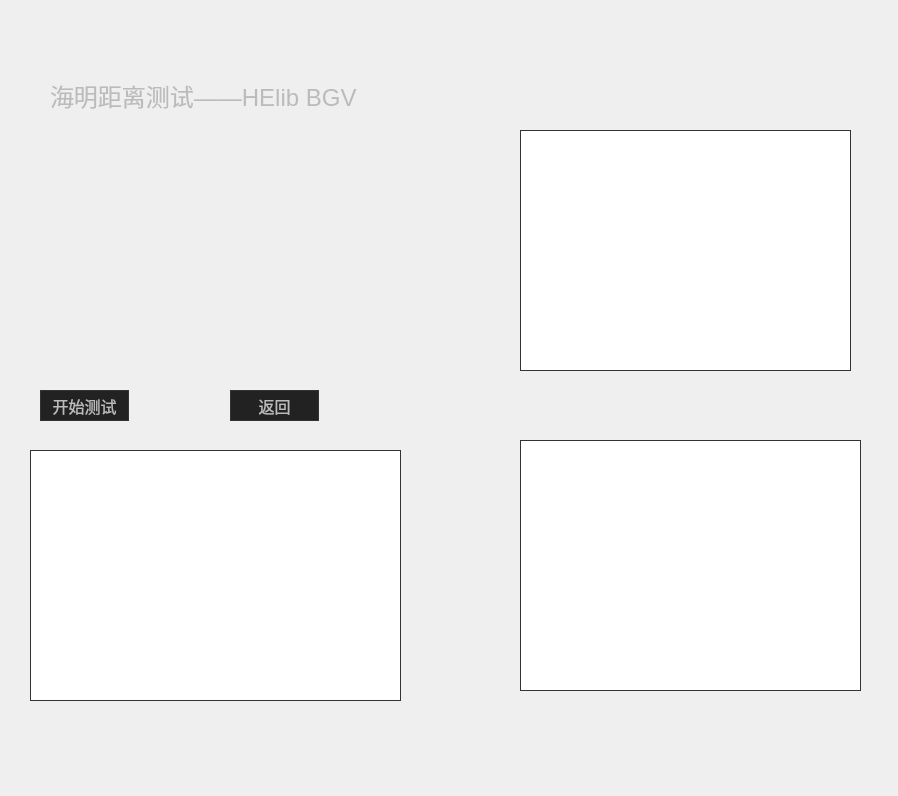
The window that src/hamminghelib.ui (YiJingGuo/HEBenchmark) describes before a commit, drawn with Qt 5.
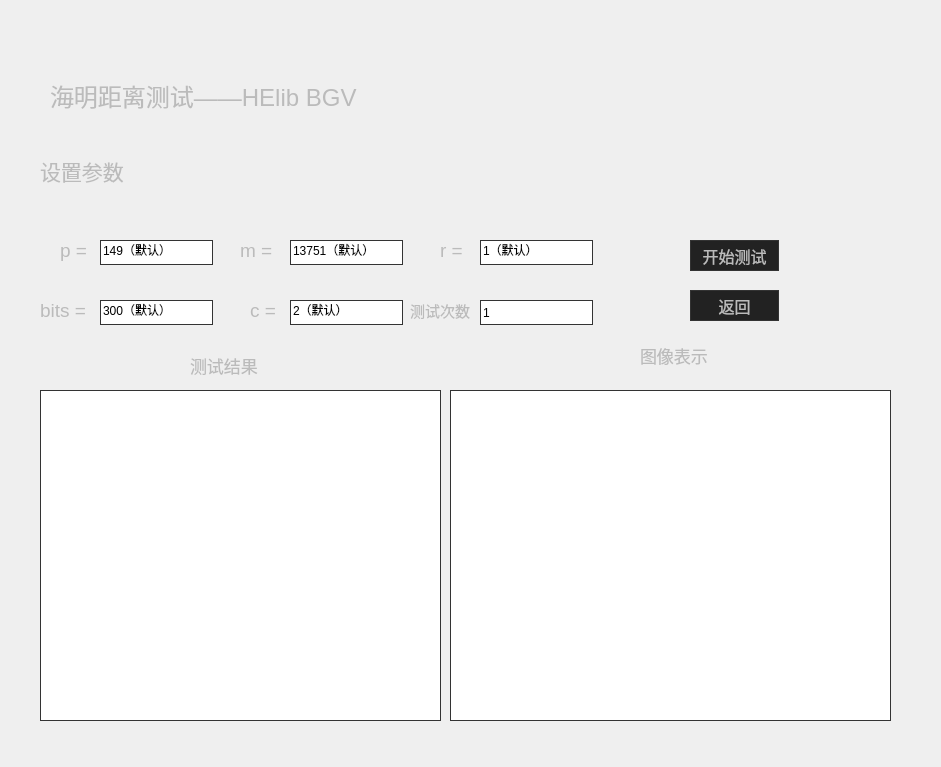
The same window after the commit. Custom widgets are drawn as their Qt base class.

The edit to the form file:
```diff
--- a/src/hamminghelib.ui
+++ b/src/hamminghelib.ui
@@ -6,8 +6,8 @@
    <rect>
     <x>0</x>
     <y>0</y>
-    <width>898</width>
-    <height>796</height>
+    <width>941</width>
+    <height>767</height>
    </rect>
   </property>
   <property name="windowTitle">
@@ -87,8 +87,8 @@
   <widget class="QPushButton" name="pushButton">
    <property name="geometry">
     <rect>
-     <x>40</x>
-     <y>390</y>
+     <x>690</x>
+     <y>240</y>
      <width>89</width>
      <height>31</height>
     </rect>
@@ -106,8 +106,8 @@
   <widget class="QPushButton" name="pushButton_2">
    <property name="geometry">
     <rect>
-     <x>230</x>
-     <y>390</y>
+     <x>690</x>
+     <y>290</y>
      <width>89</width>
      <height>31</height>
     </rect>
@@ -125,33 +125,335 @@
   <widget class="QtCharts::QChartView" name="graphicsView">
    <property name="geometry">
     <rect>
-     <x>30</x>
-     <y>450</y>
-     <width>371</width>
-     <height>251</height>
-    </rect>
-   </property>
-  </widget>
-  <widget class="QtCharts::QChartView" name="graphicsView_2">
-   <property name="geometry">
-    <rect>
-     <x>520</x>
-     <y>440</y>
-     <width>341</width>
-     <height>251</height>
+     <x>450</x>
+     <y>390</y>
+     <width>441</width>
+     <height>331</height>
     </rect>
    </property>
   </widget>
   <widget class="QTextEdit" name="result">
    <property name="geometry">
     <rect>
-     <x>520</x>
-     <y>130</y>
-     <width>331</width>
-     <height>241</height>
+     <x>40</x>
+     <y>390</y>
+     <width>401</width>
+     <height>331</height>
     </rect>
    </property>
   </widget>
+  <widget class="QLineEdit" name="SetR">
+   <property name="geometry">
+    <rect>
+     <x>480</x>
+     <y>240</y>
+     <width>113</width>
+     <height>25</height>
+    </rect>
+   </property>
+   <property name="text">
+    <string>1（默认）</string>
+   </property>
+  </widget>
+  <widget class="QLineEdit" name="pri">
+   <property name="geometry">
+    <rect>
+     <x>100</x>
+     <y>240</y>
+     <width>113</width>
+     <height>25</height>
+    </rect>
+   </property>
+   <property name="text">
+    <string>149（默认）</string>
+   </property>
+  </widget>
+  <widget class="QLabel" name="label_5">
+   <property name="geometry">
+    <rect>
+     <x>240</x>
+     <y>230</y>
+     <width>41</width>
+     <height>41</height>
+    </rect>
+   </property>
+   <property name="font">
+    <font>
+     <family>Segoe UI</family>
+     <pointsize>14</pointsize>
+    </font>
+   </property>
+   <property name="styleSheet">
+    <string notr="true">QLabel {
+    border: none;
+    padding: 0;
+    background: none;
+}</string>
+   </property>
+   <property name="text">
+    <string>m =</string>
+   </property>
+  </widget>
+  <widget class="QLabel" name="label_8">
+   <property name="geometry">
+    <rect>
+     <x>250</x>
+     <y>290</y>
+     <width>41</width>
+     <height>41</height>
+    </rect>
+   </property>
+   <property name="font">
+    <font>
+     <family>Segoe UI</family>
+     <pointsize>14</pointsize>
+    </font>
+   </property>
+   <property name="styleSheet">
+    <string notr="true">QLabel {
+    border: none;
+    padding: 0;
+    background: none;
+}</string>
+   </property>
+   <property name="text">
+    <string>c =</string>
+   </property>
+  </widget>
+  <widget class="QLabel" name="label_7">
+   <property name="geometry">
+    <rect>
+     <x>40</x>
+     <y>290</y>
+     <width>51</width>
+     <height>41</height>
+    </rect>
+   </property>
+   <property name="font">
+    <font>
+     <family>Segoe UI</family>
+     <pointsize>14</pointsize>
+    </font>
+   </property>
+   <property name="styleSheet">
+    <string notr="true">QLabel {
+    border: none;
+    padding: 0;
+    background: none;
+}</string>
+   </property>
+   <property name="text">
+    <string>bits =</string>
+   </property>
+  </widget>
+  <widget class="QLabel" name="label_6">
+   <property name="geometry">
+    <rect>
+     <x>440</x>
+     <y>230</y>
+     <width>41</width>
+     <height>41</height>
+    </rect>
+   </property>
+   <property name="font">
+    <font>
+     <family>Segoe UI</family>
+     <pointsize>14</pointsize>
+    </font>
+   </property>
+   <property name="styleSheet">
+    <string notr="true">QLabel {
+    border: none;
+    padding: 0;
+    background: none;
+}</string>
+   </property>
+   <property name="text">
+    <string>r =</string>
+   </property>
+  </widget>
+  <widget class="QLabel" name="label_9">
+   <property name="geometry">
+    <rect>
+     <x>410</x>
+     <y>290</y>
+     <width>61</width>
+     <height>41</height>
+    </rect>
+   </property>
+   <property name="font">
+    <font>
+     <family>Segoe UI</family>
+     <pointsize>11</pointsize>
+    </font>
+   </property>
+   <property name="styleSheet">
+    <string notr="true">QLabel {
+    border: none;
+    padding: 0;
+    background: none;
+}</string>
+   </property>
+   <property name="text">
+    <string>测试次数</string>
+   </property>
+  </widget>
+  <widget class="QLineEdit" name="SetBits">
+   <property name="geometry">
+    <rect>
+     <x>100</x>
+     <y>300</y>
+     <width>113</width>
+     <height>25</height>
+    </rect>
+   </property>
+   <property name="text">
+    <string>300（默认）</string>
+   </property>
+  </widget>
+  <widget class="QLabel" name="label_2">
+   <property name="geometry">
+    <rect>
+     <x>40</x>
+     <y>150</y>
+     <width>91</width>
+     <height>41</height>
+    </rect>
+   </property>
+   <property name="font">
+    <font>
+     <family>Segoe UI</family>
+     <pointsize>16</pointsize>
+    </font>
+   </property>
+   <property name="styleSheet">
+    <string notr="true">QLabel {
+    border: none;
+    padding: 0;
+    background: none;
+}</string>
+   </property>
+   <property name="text">
+    <string>设置参数</string>
+   </property>
+  </widget>
+  <widget class="QLineEdit" name="test_number">
+   <property name="geometry">
+    <rect>
+     <x>480</x>
+     <y>300</y>
+     <width>113</width>
+     <height>25</height>
+    </rect>
+   </property>
+   <property name="text">
+    <string>1</string>
+   </property>
+  </widget>
+  <widget class="QLabel" name="label_4">
+   <property name="geometry">
+    <rect>
+     <x>60</x>
+     <y>230</y>
+     <width>41</width>
+     <height>41</height>
+    </rect>
+   </property>
+   <property name="font">
+    <font>
+     <family>Segoe UI</family>
+     <pointsize>14</pointsize>
+    </font>
+   </property>
+   <property name="styleSheet">
+    <string notr="true">QLabel {
+    border: none;
+    padding: 0;
+    background: none;
+}</string>
+   </property>
+   <property name="text">
+    <string>p =</string>
+   </property>
+  </widget>
+  <widget class="QLineEdit" name="SetM">
+   <property name="geometry">
+    <rect>
+     <x>290</x>
+     <y>240</y>
+     <width>113</width>
+     <height>25</height>
+    </rect>
+   </property>
+   <property name="text">
+    <string>13751（默认）</string>
+   </property>
+  </widget>
+  <widget class="QLineEdit" name="SetC">
+   <property name="geometry">
+    <rect>
+     <x>290</x>
+     <y>300</y>
+     <width>113</width>
+     <height>25</height>
+    </rect>
+   </property>
+   <property name="text">
+    <string>2（默认）</string>
+   </property>
+  </widget>
+  <widget class="QLabel" name="label_13">
+   <property name="geometry">
+    <rect>
+     <x>190</x>
+     <y>350</y>
+     <width>71</width>
+     <height>31</height>
+    </rect>
+   </property>
+   <property name="font">
+    <font>
+     <family>Segoe UI</family>
+     <pointsize>13</pointsize>
+    </font>
+   </property>
+   <property name="styleSheet">
+    <string notr="true">QLabel {
+    border: none;
+    padding: 0;
+    background: none;
+}</string>
+   </property>
+   <property name="text">
+    <string>测试结果</string>
+   </property>
+  </widget>
+  <widget class="QLabel" name="label_14">
+   <property name="geometry">
+    <rect>
+     <x>640</x>
+     <y>340</y>
+     <width>71</width>
+     <height>31</height>
+    </rect>
+   </property>
+   <property name="font">
+    <font>
+     <family>Segoe UI</family>
+     <pointsize>13</pointsize>
+    </font>
+   </property>
+   <property name="styleSheet">
+    <string notr="true">QLabel {
+    border: none;
+    padding: 0;
+    background: none;
+}</string>
+   </property>
+   <property name="text">
+    <string>图像表示</string>
+   </property>
+  </widget>
  </widget>
  <customwidgets>
   <customwidget>
```
